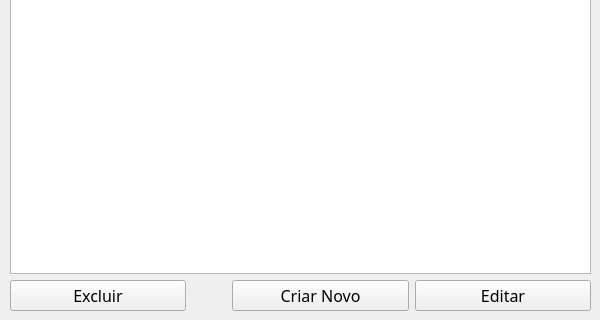
This is simuload/user_interface/original_design/transformadorMenu.ui in jpcairesf/simuload as Qt 5 draws it before an edit; both pictures show x 0 to 600 and y 180 to 500 of the 600 by 500 pixel window. The edited form follows.
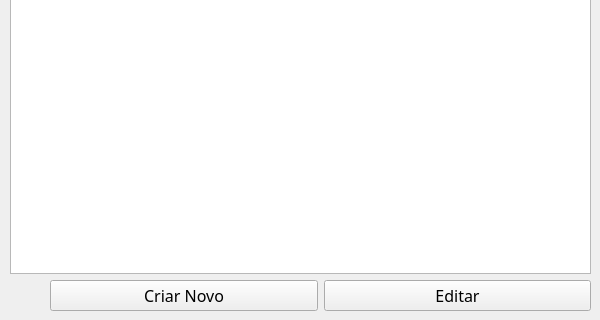
This is the edited form.

Commit message: feat: correcting transformer delete ui

Patch:
```diff
--- a/simuload/user_interface/original_design/transformadorMenu.ui
+++ b/simuload/user_interface/original_design/transformadorMenu.ui
@@ -62,19 +62,6 @@
     </item>
     <item>
      <layout class="QHBoxLayout" name="horizontalLayout">
-      <item>
-       <widget class="QPushButton" name="ExcluirTransformador">
-        <property name="font">
-         <font>
-          <family>Reem Kufi</family>
-          <pointsize>12</pointsize>
-         </font>
-        </property>
-        <property name="text">
-         <string>Excluir</string>
-        </property>
-       </widget>
-      </item>
       <item>
        <spacer name="horizontalSpacer">
         <property name="orientation">
```
The commit also changes 1 other file.
